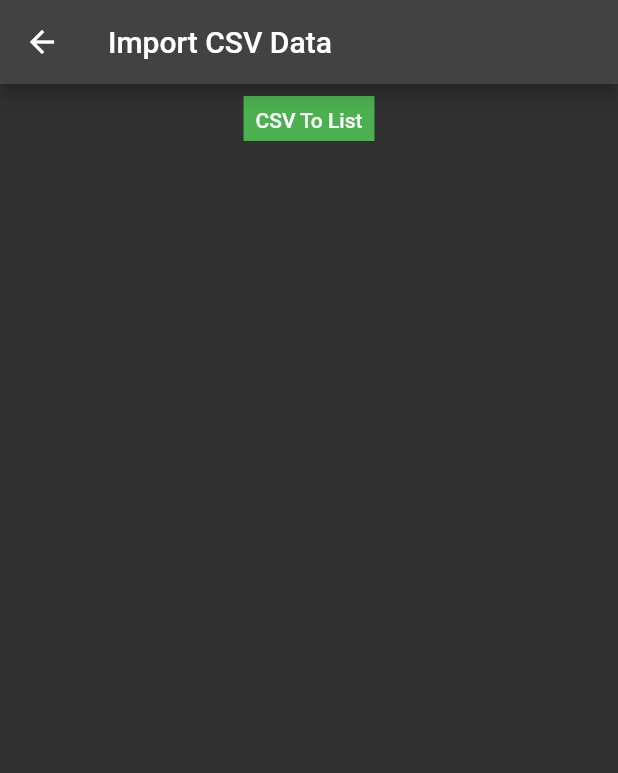
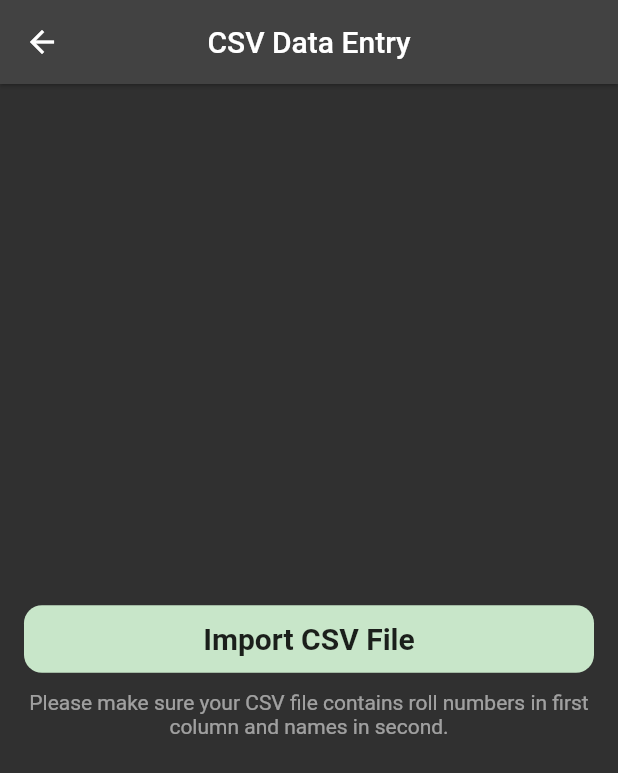
Before and after one commit to rashidwassan/muet-attendance-taking-app, a Flutter app: the CSVDataEntryScreen screen opened by its route, on a phone screen of 412 x 824 dp. Shown: the top 773 px of the screen. Run offline on Flutter 3.47's test engine with Material 2 defaults, Android fonts, the phone set to English and light mode, and no system bars; our stand-ins replace csv, file_picker, hive, lottie, screenshot, share and 1 more; missing offline and left inert: clipboard; accounts and stored records are empty.

Commit message:
Version 1.01

```diff
--- a/lib/components/dialogs.dart
+++ b/lib/components/dialogs.dart
@@ -1,5 +1,6 @@
 import 'package:attendance_app/components/main_button.dart';
 import 'package:attendance_app/components/textfields.dart';
+import 'package:attendance_app/constants/strings.dart';
 import 'package:attendance_app/models/student.dart';
 import 'package:attendance_app/providers/user_data_provider.dart';
 import 'package:flutter/cupertino.dart';
@@ -186,7 +187,7 @@ dynamic showStudentDataInputDialog(
                                 listen: false,
                               ).saveStudentDataToDB(
                                 newStudent,
-                                boxName: 'studentsRecord',
+                                boxName: StringConstants.studentDBName,
                               );
                             }
 
--- /dev/null
+++ b/lib/constants/strings.dart
@@ -0,0 +1,3 @@
+class StringConstants {
+  static const String studentDBName = 'studentsRecord';
+}
--- a/lib/screens/csv_import_screen.dart
+++ b/lib/screens/csv_import_screen.dart
@@ -1,10 +1,16 @@
 import 'dart:convert';
 import 'dart:io';
 
+import 'package:attendance_app/components/main_button.dart';
+import 'package:attendance_app/constants/strings.dart';
+import 'package:attendance_app/providers/students_list_provider.dart';
 import 'package:csv/csv.dart';
 import 'package:file_picker/file_picker.dart';
 import 'package:flutter/material.dart';
 import 'package:flutter/services.dart';
+import 'package:provider/provider.dart';
+
+import '../models/student.dart';
 
 class CSVDataEntryScreen extends StatefulWidget {
   static const String routeName = '/csv-data-entry';
@@ -16,61 +22,14 @@ class CSVDataEntryScreen extends StatefulWidget {
 
 class CSVDataEntryScreenState extends State<CSVDataEntryScreen> {
   late List<List<dynamic>> studentData;
-
-  final GlobalKey<ScaffoldState> _scaffoldKey = GlobalKey<ScaffoldState>();
-
   List<PlatformFile>? _paths;
   final String _extension = "csv";
   final FileType _pickingType = FileType.custom;
+  bool isCSVLoaded = false;
   @override
   void initState() {
     super.initState();
     studentData = List<List<dynamic>>.empty(growable: true);
-  }
-
-  @override
-  Widget build(BuildContext context) {
-    return Scaffold(
-      appBar: AppBar(title: const Text("Import CSV Data")),
-      body: Column(
-        children: [
-          Padding(
-            padding: const EdgeInsets.all(8.0),
-            child: Container(
-              color: Colors.green,
-              height: 30,
-              child: TextButton(
-                onPressed: _openFileExplorer,
-                child: const Text(
-                  "CSV To List",
-                  style: TextStyle(color: Colors.white),
-                ),
-              ),
-            ),
-          ),
-          ListView.builder(
-            shrinkWrap: true,
-            itemCount: studentData.length,
-            itemBuilder: (context, index) {
-              return Card(
-                child: Padding(
-                  padding: const EdgeInsets.all(8.0),
-                  child: Column(
-                    mainAxisAlignment: MainAxisAlignment.spaceBetween,
-                    crossAxisAlignment: CrossAxisAlignment.start,
-                    children: [
-                      Text(studentData[index][0].toString()),
-                      Text(studentData[index][1].toString()),
-                      Text(studentData[index][2].toString()),
-                    ],
-                  ),
-                ),
-              );
-            },
-          ),
-        ],
-      ),
-    );
   }
 
   openFile(filepath) async {
@@ -80,9 +39,9 @@ class CSVDataEntryScreenState extends State<CSVDataEntryScreen> {
         .transform(utf8.decoder)
         .transform(const CsvToListConverter())
         .toList();
-    print(fields);
     setState(() {
       studentData = fields;
+      isCSVLoaded = true;
     });
   }
 
@@ -90,7 +49,6 @@ class CSVDataEntryScreenState extends State<CSVDataEntryScreen> {
     try {
       _paths = (await FilePicker.platform.pickFiles(
         type: _pickingType,
-        allowMultiple: false,
         allowedExtensions: (_extension.isNotEmpty)
             ? _extension.replaceAll(' ', '').split(',')
             : null,
@@ -103,10 +61,99 @@ class CSVDataEntryScreenState extends State<CSVDataEntryScreen> {
     }
     if (!mounted) return;
     setState(() {
-      openFile(_paths![0].path);
-      print(_paths);
-      print("File path ${_paths![0]}");
-      print(_paths!.first.extension);
+      try {
+        openFile(_paths![0].path);
+      } catch (e) {
+        Navigator.of(context).pushNamed(CSVDataEntryScreen.routeName);
+      }
     });
   }
+
+  void _saveRecordsToDatabase() {
+    for (int i = 0; i < studentData.length; i++) {
+      Provider.of<StudentListProvider>(context).saveStudentDataToDB(
+        Student(
+          name: studentData[i][1].toString(),
+          rollNumber: studentData[i][0].toString(),
+        ),
+        boxName: StringConstants.studentDBName,
+      );
+    }
+    Navigator.pop(context);
+  }
+
+  @override
+  Widget build(BuildContext context) {
+    return Scaffold(
+      appBar: AppBar(
+        centerTitle: true,
+        elevation: 1,
+        title: const Text("CSV Data Entry"),
+      ),
+      body: Padding(
+        padding: const EdgeInsets.all(16.0),
+        child: Column(
+          mainAxisAlignment: studentData.isEmpty
+              ? MainAxisAlignment.center
+              : MainAxisAlignment.start,
+          children: [
+            if (studentData.isEmpty)
+              const SizedBox()
+            else
+              Expanded(
+                child: ListView.builder(
+                  shrinkWrap: true,
+                  itemCount: studentData.length,
+                  itemBuilder: (context, index) {
+                    return Card(
+                      child: Padding(
+                        padding: const EdgeInsets.all(8.0),
+                        child: Column(
+                          mainAxisAlignment: MainAxisAlignment.spaceBetween,
+                          crossAxisAlignment: CrossAxisAlignment.start,
+                          children: [
+                            Text(studentData[index][0].toString()),
+                            Text(studentData[index][1].toString()),
+                            Text(studentData[index][2].toString()),
+                          ],
+                        ),
+                      ),
+                    );
+                  },
+                ),
+              ),
+            Center(
+              child: Column(
+                children: [
+                  const SizedBox(
+                    height: 16,
+                  ),
+                  SizedBox(
+                    height: 45,
+                    child: MainButton(
+                      onPressed: isCSVLoaded
+                          ? _saveRecordsToDatabase
+                          : _openFileExplorer,
+                      buttonColor: Colors.green.shade100,
+                      buttonText: isCSVLoaded
+                          ? "Add All to Database"
+                          : "Import CSV File",
+                    ),
+                  ),
+                  const SizedBox(
+                    height: 12,
+                  ),
+                  const Text(
+                    'Please make sure your CSV file contains roll numbers in first column and names in second.',
+                    textAlign: TextAlign.center,
+                    style: TextStyle(color: Colors.white54),
+                  ),
+                ],
+              ),
+            )
+          ],
+        ),
+      ),
+    );
+  }
 }
```
Also changed, not shown: 1 other file.
